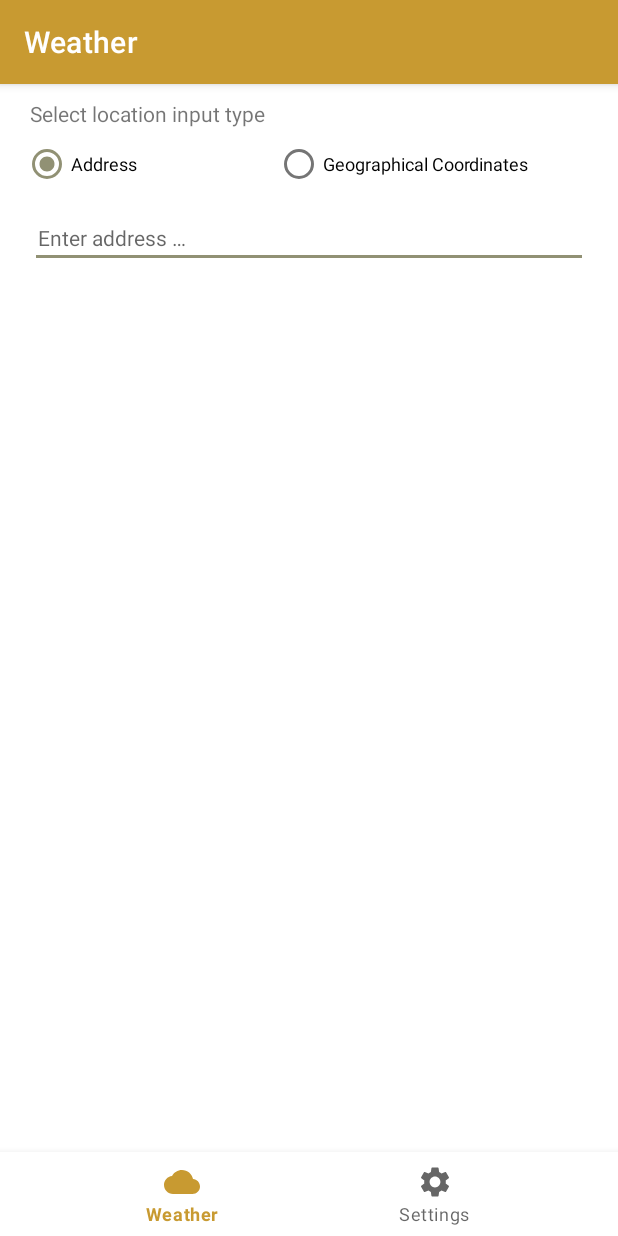
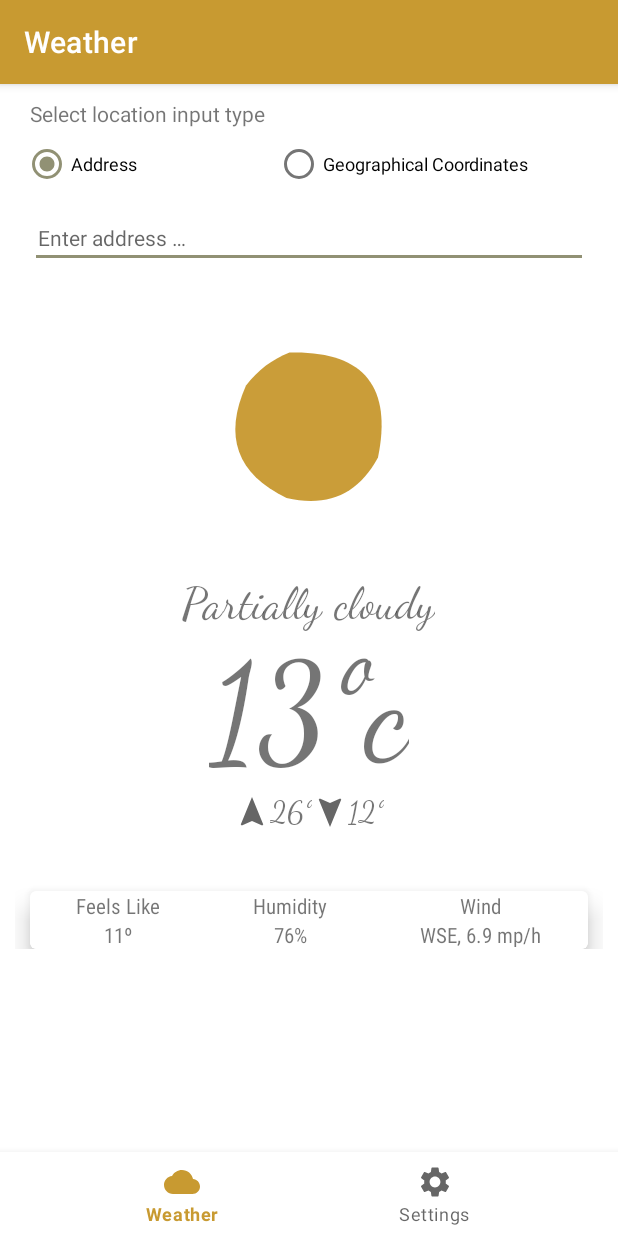
Before and after one commit to MahtaFetrat/WeatherForecast, an Android app: the screen it shows after launch (MainActivity), on a phone screen of 412 x 824 dp. Run offline under Robolectric (Android 15) with nearby library versions, the phone set to English and light mode, and no system bars; our stand-ins replace androidx.preference, navigation-ui.

Commit message:
add current weather layout

```diff
--- /dev/null
+++ b/app/src/main/res/drawable/ic_baseline_navigation_24.xml
@@ -0,0 +1,10 @@
+<vector xmlns:android="http://schemas.android.com/apk/res/android"
+    android:width="24dp"
+    android:height="24dp"
+    android:viewportWidth="24"
+    android:viewportHeight="24"
+    android:tint="?attr/colorControlNormal">
+  <path
+      android:fillColor="@android:color/white"
+      android:pathData="M12,2L4.5,20.29l0.71,0.71L12,18l6.79,3 0.71,-0.71z"/>
+</vector>
--- /dev/null
+++ b/app/src/main/res/layout/current_weather_card.xml
@@ -0,0 +1,125 @@
+<?xml version="1.0" encoding="utf-8"?>
+
+<androidx.appcompat.widget.LinearLayoutCompat xmlns:android="http://schemas.android.com/apk/res/android"
+    android:layout_width="match_parent"
+    android:layout_height="match_parent"
+    xmlns:app="http://schemas.android.com/apk/res-auto"
+    android:orientation="vertical"
+    android:gravity="center_horizontal">
+
+    <ImageView
+        android:layout_width="wrap_content"
+        android:layout_height="wrap_content"
+        android:minHeight="200dp"
+        android:minWidth="200dp"
+        android:src="@drawable/ic__01d_2x"
+        android:scaleType="centerCrop"/>
+
+    <TextView
+        android:layout_width="wrap_content"
+        android:layout_height="wrap_content"
+        android:text="Partially cloudy"
+        android:fontFamily="cursive"
+        android:textSize="30sp"/>
+
+    <TextView
+        android:layout_width="wrap_content"
+        android:layout_height="wrap_content"
+        android:text="13ºc"
+        android:fontFamily="cursive"
+        android:textSize="90sp"/>
+
+    <LinearLayout
+        android:layout_width="wrap_content"
+        android:layout_height="wrap_content">
+        <ImageView
+            android:layout_width="wrap_content"
+            android:layout_height="wrap_content"
+            android:src="@drawable/ic_baseline_navigation_24"/>
+        <TextView
+            android:layout_width="wrap_content"
+            android:layout_height="wrap_content"
+            android:text="26º"
+            android:fontFamily="cursive"
+            android:textSize="20sp"/>
+
+        <ImageView
+            android:layout_width="wrap_content"
+            android:layout_height="wrap_content"
+            android:src="@drawable/ic_baseline_navigation_24"
+            android:rotation="180"/>
+        <TextView
+            android:layout_width="wrap_content"
+            android:layout_height="wrap_content"
+            android:text="12º"
+            android:fontFamily="cursive"
+            android:textSize="20sp" />
+    </LinearLayout>
+
+    <com.google.android.material.card.MaterialCardView
+        android:layout_height="wrap_content"
+        android:layout_width="match_parent"
+        android:layout_marginHorizontal="10dp"
+        app:strokeWidth="1dp"
+        app:cardElevation="10dp"
+        android:layout_marginTop="40dp" >
+        <LinearLayout
+            android:layout_width="match_parent"
+            android:layout_height="wrap_content" >
+        <LinearLayout
+            android:layout_width="wrap_content"
+            android:layout_height="wrap_content"
+            android:orientation="vertical"
+            android:gravity="center"
+            android:layout_weight="1">
+            <TextView
+                android:layout_width="wrap_content"
+                android:layout_height="wrap_content"
+                android:text="Feels Like"
+                android:fontFamily="sans-serif-condensed" />
+
+            <TextView
+                android:layout_width="wrap_content"
+                android:layout_height="wrap_content"
+                android:text="11º"
+                android:fontFamily="sans-serif-condensed"  />
+        </LinearLayout>
+        <LinearLayout
+            android:layout_width="wrap_content"
+            android:layout_height="wrap_content"
+            android:orientation="vertical"
+            android:gravity="center"
+            android:layout_weight="1">
+            <TextView
+                android:layout_width="wrap_content"
+                android:layout_height="wrap_content"
+                android:text="Humidity"
+                android:fontFamily="sans-serif-condensed" />
+
+            <TextView
+                android:layout_width="wrap_content"
+                android:layout_height="wrap_content"
+                android:text="76%"
+                android:fontFamily="sans-serif-condensed"  />
+        </LinearLayout>
+        <LinearLayout
+            android:layout_width="wrap_content"
+            android:layout_height="wrap_content"
+            android:orientation="vertical"
+            android:gravity="center"
+            android:layout_weight="1">
+            <TextView
+                android:layout_width="wrap_content"
+                android:layout_height="wrap_content"
+                android:text="Wind"
+                android:fontFamily="sans-serif-condensed"  />
+
+            <TextView
+                android:layout_width="wrap_content"
+                android:layout_height="wrap_content"
+                android:text="WSE, 6.9 mp/h"
+                android:fontFamily="sans-serif-condensed" />
+        </LinearLayout>
+        </LinearLayout>
+    </com.google.android.material.card.MaterialCardView>
+</androidx.appcompat.widget.LinearLayoutCompat>
--- a/app/src/main/res/layout/fragment_weather.xml
+++ b/app/src/main/res/layout/fragment_weather.xml
@@ -87,5 +87,6 @@
                 android:textSize="14sp" />
         </LinearLayout>
 
+        <include layout="@layout/current_weather_card" />
     </LinearLayout>
 </ScrollView>
```
